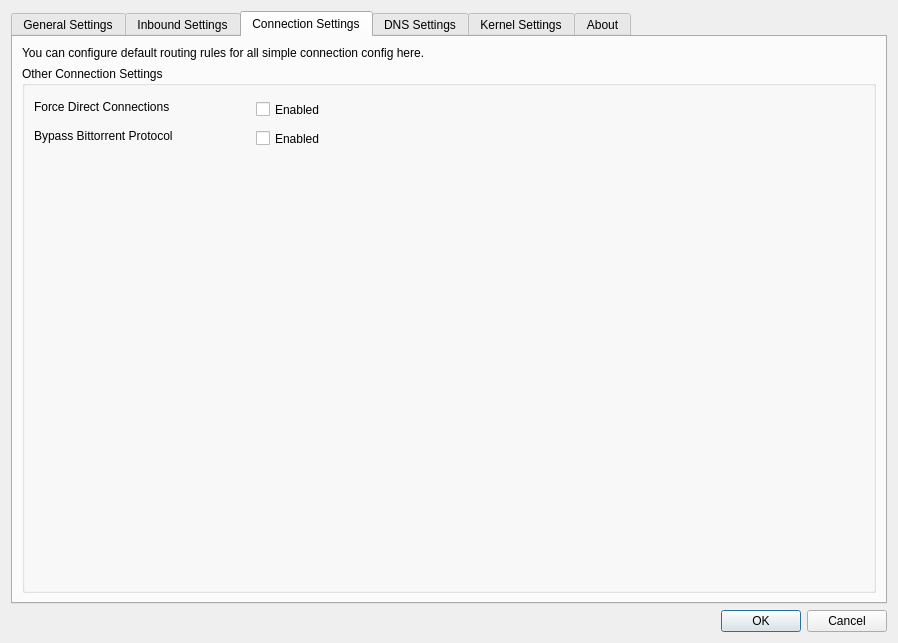
Old version of the form src/ui/windows/w_PreferencesWindow.ui in the repository ICE-GB/QvPersonal.
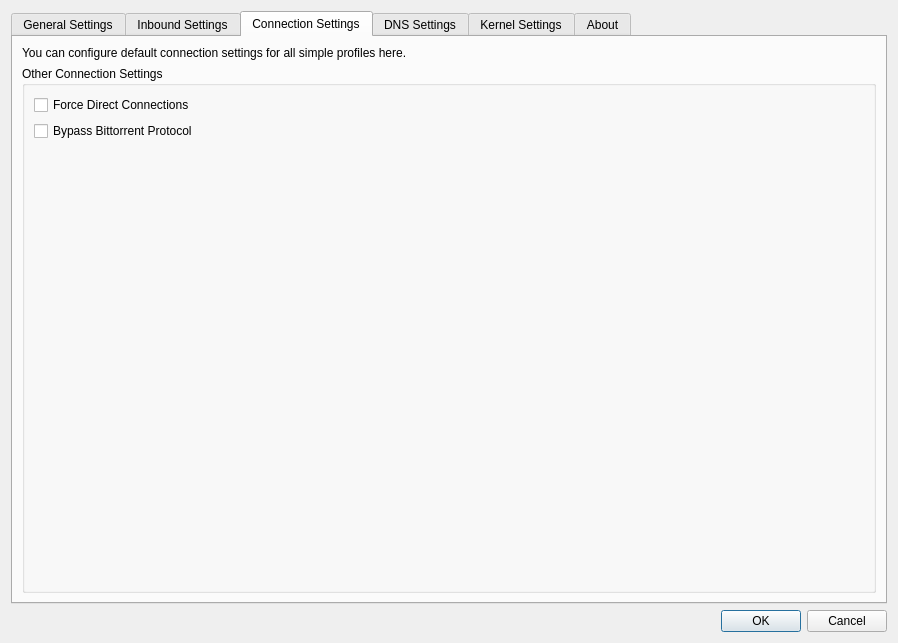
New version of the form. The open tabs and pages were chosen to show the change. Icons and pictures are not drawn.

Commit message: + rewritten preference window using Bindable<> properties

```diff
--- a/src/ui/windows/w_PreferencesWindow.ui
+++ b/src/ui/windows/w_PreferencesWindow.ui
@@ -954,7 +954,7 @@
        <item row="0" column="0">
         <widget class="QLabel" name="label_80">
          <property name="text">
-          <string>You can configure default routing rules for all simple connection config here.</string>
+          <string>You can configure default connection settings for all simple profiles here.</string>
          </property>
          <property name="textFormat">
           <enum>Qt::PlainText</enum>
@@ -971,64 +971,35 @@
            <property name="title">
             <string>Other Connection Settings</string>
            </property>
-           <widget class="QLabel" name="label_16">
-            <property name="geometry">
-             <rect>
-              <x>12</x>
-              <y>32</y>
-              <width>183</width>
-              <height>17</height>
-             </rect>
-            </property>
-            <property name="text">
-             <string>Force Direct Connections</string>
-            </property>
-            <property name="textFormat">
-             <enum>Qt::PlainText</enum>
-            </property>
-           </widget>
-           <widget class="QCheckBox" name="forceDirectConnectionCB">
-            <property name="geometry">
-             <rect>
-              <x>234</x>
-              <y>32</y>
-              <width>73</width>
-              <height>23</height>
-             </rect>
-            </property>
-            <property name="text">
-             <string>Enabled</string>
-            </property>
-           </widget>
-           <widget class="QLabel" name="label_76">
-            <property name="geometry">
-             <rect>
-              <x>12</x>
-              <y>61</y>
-              <width>152</width>
-              <height>17</height>
-             </rect>
-            </property>
-            <property name="text">
-             <string>Bypass Bittorrent Protocol</string>
-            </property>
-            <property name="textFormat">
-             <enum>Qt::PlainText</enum>
-            </property>
-           </widget>
-           <widget class="QCheckBox" name="bypassBTCb">
-            <property name="geometry">
-             <rect>
-              <x>234</x>
-              <y>61</y>
-              <width>73</width>
-              <height>23</height>
-             </rect>
-            </property>
-            <property name="text">
-             <string>Enabled</string>
-            </property>
-           </widget>
+           <layout class="QVBoxLayout" name="verticalLayout_2">
+            <item>
+             <widget class="QCheckBox" name="forceDirectConnectionCB">
+              <property name="text">
+               <string>Force Direct Connections</string>
+              </property>
+             </widget>
+            </item>
+            <item>
+             <widget class="QCheckBox" name="bypassBTCb">
+              <property name="text">
+               <string>Bypass Bittorrent Protocol</string>
+              </property>
+             </widget>
+            </item>
+            <item>
+             <spacer name="verticalSpacer_3">
+              <property name="orientation">
+               <enum>Qt::Vertical</enum>
+              </property>
+              <property name="sizeHint" stdset="0">
+               <size>
+                <width>20</width>
+                <height>40</height>
+               </size>
+              </property>
+             </spacer>
+            </item>
+           </layout>
           </widget>
          </item>
         </layout>
```
Left out of the diff: 32 changed lines with no effect on the pictures. The commit also changes 2 other files.
